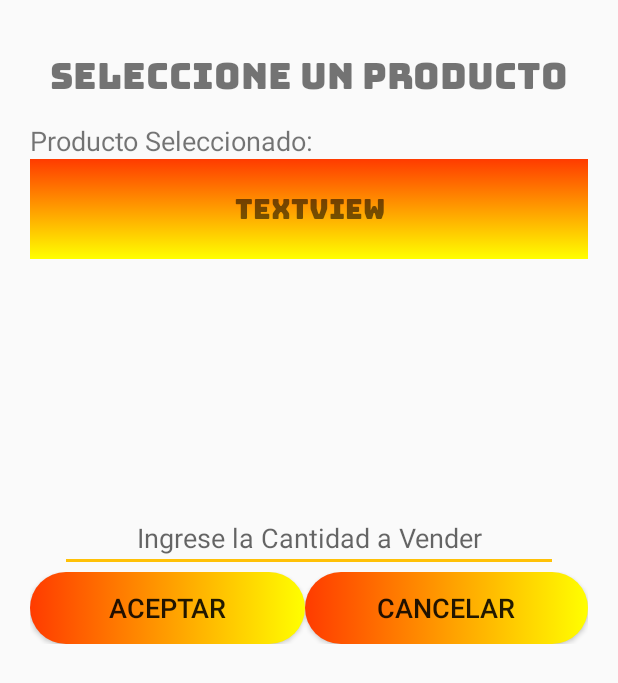
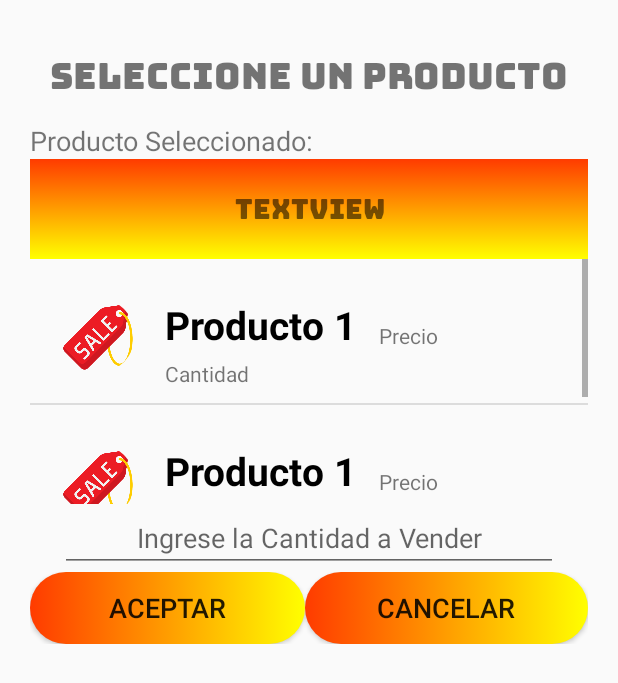
Before and after one commit to bnphony/Ventas-AS, an Android app: the layout vender_productos.xml on its own in the app's theme, with its tools: preview values and no code run, on a phone screen of 412 x 824 dp. Shown: the top 683 px of the screen. Run offline under Robolectric (Android 15) with nearby library versions, the phone set to English and light mode, and no system bars; Roboto replaces fonts that are not available here.

Commit message:
cambios antes de subir a github

```diff
--- a/app/build.gradle
+++ b/app/build.gradle
@@ -21,6 +21,7 @@ android {
         }
     }
 
+
 }
 
 dependencies {
@@ -33,6 +34,8 @@ dependencies {
     androidTestImplementation 'androidx.test.espresso:espresso-core:3.3.0'
     /* Libreria para los EditText con material design */
     implementation 'com.google.android.material:material:1.0.0'
+    /* Libreria para CircleImageView */
+    implementation 'de.hdodenhof:circleimageview:3.1.0'
 
 
 }
--- a/app/src/main/res/layout/vender_productos.xml
+++ b/app/src/main/res/layout/vender_productos.xml
@@ -50,7 +50,8 @@
             <ListView
                 android:id="@+id/lista_productos"
                 android:layout_width="match_parent"
-                android:layout_height="163dp">
+                android:layout_height="163dp"
+                tools:listitem="@layout/venta_producto_item">
 
             </ListView>
 
--- /dev/null
+++ b/app/src/main/res/layout/venta_producto_item.xml
@@ -0,0 +1,63 @@
+<?xml version="1.0" encoding="utf-8"?>
+<LinearLayout
+    xmlns:android="http://schemas.android.com/apk/res/android" android:layout_width="match_parent"
+    android:layout_height="match_parent">
+
+    <RelativeLayout
+        android:layout_width="match_parent"
+        android:layout_height="wrap_content"
+        android:layout_marginTop="16dp">
+
+        <LinearLayout
+            android:layout_width="match_parent"
+            android:layout_height="wrap_content"
+            android:layout_marginVertical="10dp"
+            android:orientation="horizontal">
+
+            <de.hdodenhof.circleimageview.CircleImageView
+                android:id="@+id/img_producto"
+                android:layout_width="50dp"
+                android:layout_height="50dp"
+                android:layout_marginStart="20dp"
+                android:src="@drawable/sale"
+                />
+
+            <LinearLayout
+                android:layout_width="wrap_content"
+                android:layout_height="wrap_content"
+                android:layout_marginStart="20dp"
+                android:orientation="vertical"
+                >
+
+                <TextView
+                    android:id="@+id/txt_nombre"
+                    android:layout_width="wrap_content"
+                    android:layout_height="wrap_content"
+                    android:text="Producto 1"
+                    android:textColor="@color/black"
+                    android:textSize="26sp"
+                    android:textStyle="bold" />
+
+                <TextView
+                    android:id="@+id/txt_cantidad"
+                    android:layout_width="wrap_content"
+                    android:layout_height="wrap_content"
+                    android:layout_marginTop="5dp"
+                    android:text="Cantidad"/>
+
+            </LinearLayout>
+            <TextView
+                android:id="@+id/txt_precio"
+                android:layout_width="wrap_content"
+                android:layout_height="wrap_content"
+                android:padding="15dp"
+                android:layout_alignParentRight="true"
+                android:text="Precio"
+                />
+        </LinearLayout>
+
+
+
+    </RelativeLayout>
+
+</LinearLayout>
```
Also changed, not shown: app/src/main/java/com/utc/ventas/VenderProducto.java (+28 -26 lines), app/src/main/java/com/utc/ventas/entidades/VentaProductoAdapter.java (added, +46 -0 lines), 2 other files.
